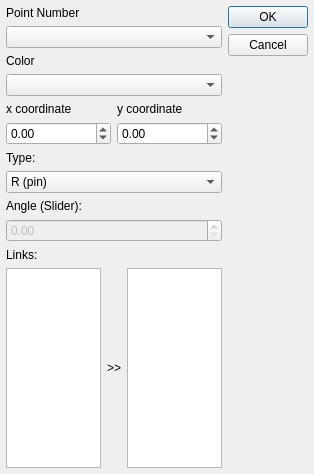
The window that core/entities/edit_point.ui (KmolYuan/Pyslvs-UI) describes before a commit, drawn with Qt 5.
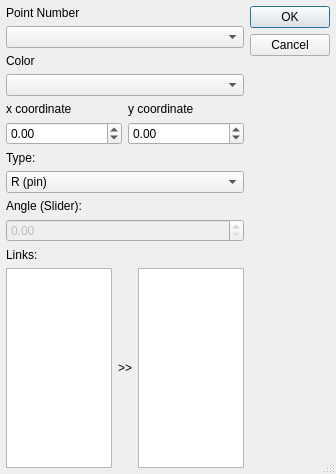
The same window after the commit. Icons and pictures are not drawn.

```diff
--- a/core/entities/edit_point.ui
+++ b/core/entities/edit_point.ui
@@ -6,7 +6,7 @@
    <rect>
     <x>0</x>
     <y>0</y>
-    <width>314</width>
+    <width>336</width>
     <height>474</height>
    </rect>
   </property>
@@ -17,6 +17,9 @@
    <iconset resource="../../icons.qrc">
     <normaloff>:/icons/bearing.png</normaloff>:/icons/bearing.png</iconset>
   </property>
+  <property name="sizeGripEnabled">
+   <bool>true</bool>
+  </property>
   <property name="modal">
    <bool>true</bool>
   </property>
```
